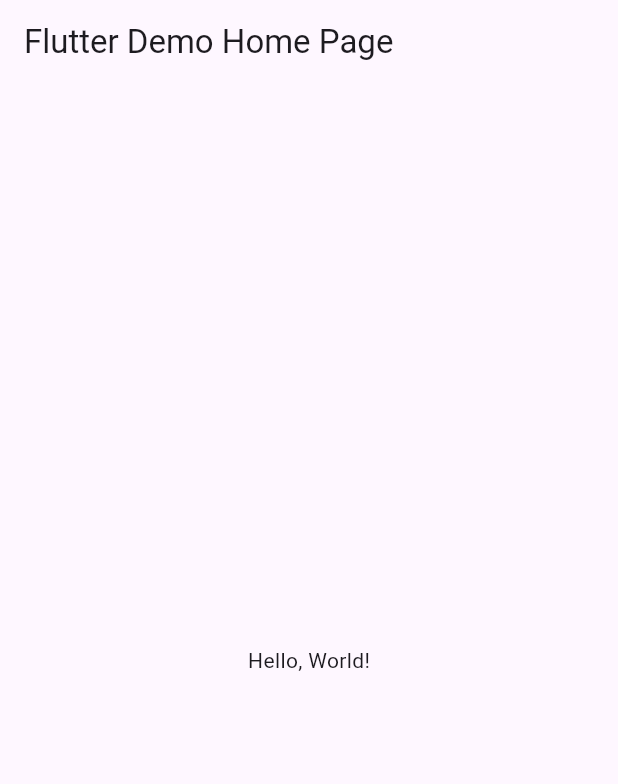
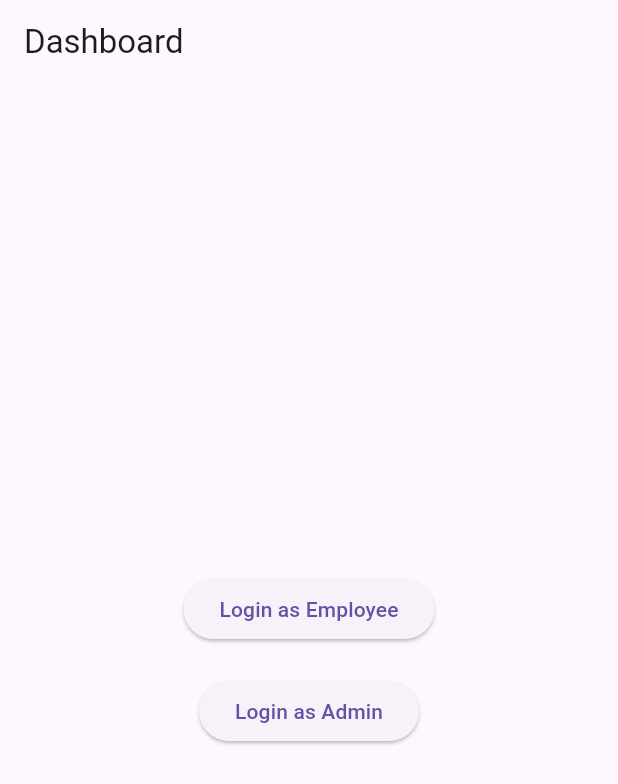
Before and after one commit to Suraj520/flutter-chat, a Flutter app: the screen it shows after launch, on a phone screen of 412 x 824 dp. Shown: the top 784 px of the screen. Run offline on Flutter 3.47's test engine with Material 3 defaults, Android fonts, the phone set to English and light mode, and no system bars; our stand-ins replace fluttertoast.

Commit message:
home page and main page updated

```diff
--- a/lib/main.dart
+++ b/lib/main.dart
@@ -1,41 +1,56 @@
 import 'package:flutter/material.dart';
+import 'package:fluttertoast/fluttertoast.dart';
 
-void main() => runApp(MyApp());
+void main() {
+  runApp(MyApp());
+}
 
 class MyApp extends StatelessWidget {
-  const MyApp({super.key});
-  // This widget is the root of your application.
   @override
   Widget build(BuildContext context) {
     return MaterialApp(
-      // Application name
-      title: 'Flutter Hello World',
-      // Application theme data, you can set the colors for the application as
-      // you want
+      title: 'Dashboard',
       theme: ThemeData(
-        // useMaterial3: false,
         primarySwatch: Colors.blue,
       ),
-      // A widget which will be started on application startup
-      home: MyHomePage(title: 'Flutter Demo Home Page'),
+      home: Dashboard(),
     );
   }
 }
 
-class MyHomePage extends StatelessWidget {
-  final String title;
-  const MyHomePage({super.key, required this.title});
-
+class Dashboard extends StatelessWidget {
   @override
   Widget build(BuildContext context) {
     return Scaffold(
       appBar: AppBar(
-        // The title text which will be shown on the action bar
-        title: Text(title),
+        title: Text('Dashboard'),
       ),
       body: Center(
-        child: Text(
-          'Hello, World!',
+        child: Column(
+          mainAxisAlignment: MainAxisAlignment.center,
+          children: [
+            ElevatedButton(
+              onPressed: () {
+                Fluttertoast.showToast(
+                  msg: "Logged in as Employee",
+                  toastLength: Toast.LENGTH_SHORT,
+                  gravity: ToastGravity.BOTTOM,
+                );
+              },
+              child: Text('Login as Employee'),
+            ),
+            SizedBox(height: 20),
+            ElevatedButton(
+              onPressed: () {
+                Fluttertoast.showToast(
+                  msg: "Logged in as Admin",
+                  toastLength: Toast.LENGTH_SHORT,
+                  gravity: ToastGravity.BOTTOM,
+                );
+              },
+              child: Text('Login as Admin'),
+            ),
+          ],
         ),
       ),
     );
--- a/pubspec.yaml
+++ b/pubspec.yaml
@@ -9,6 +9,8 @@ environment:
 dependencies:
   flutter:
     sdk: flutter
+  fluttertoast: ^8.0.7
+
 
 dev_dependencies:
   flutter_test:
```
